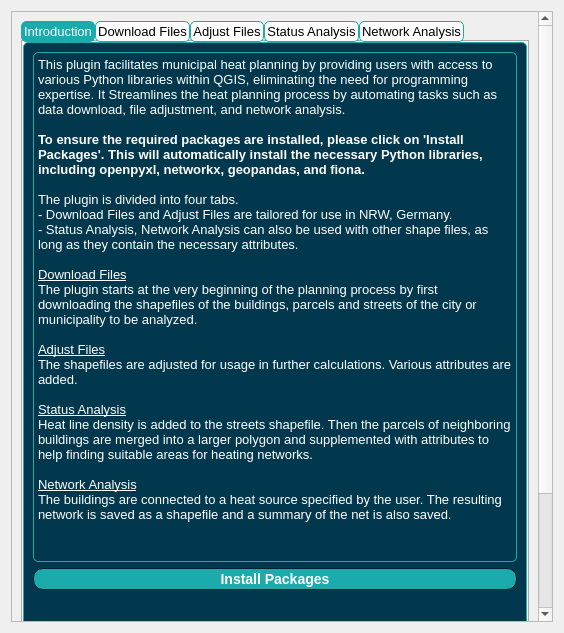
Before: the Qt Designer form F-Heat_QGIS/heat_net_tool_dialog_base.ui in hydromac/F-Heat_dev, drawn with Qt 5.
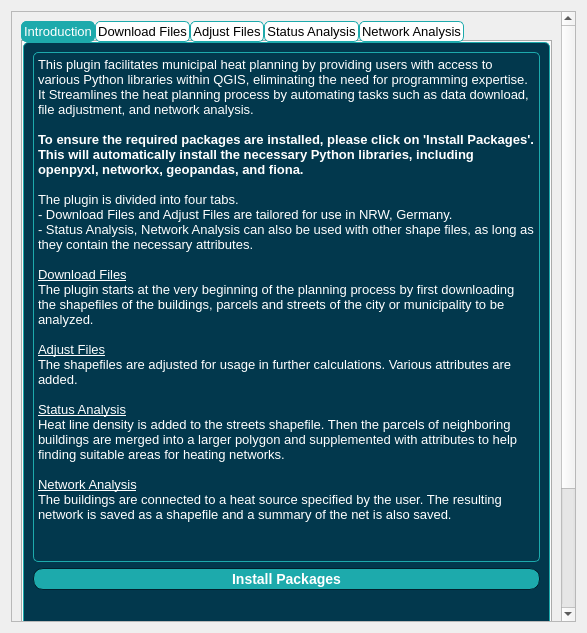
After: the same form once the commit is applied. Custom widgets are drawn as their Qt base class.

Diff of the .ui file:
```diff
--- a/F-Heat_QGIS/heat_net_tool_dialog_base.ui
+++ b/F-Heat_QGIS/heat_net_tool_dialog_base.ui
@@ -6,7 +6,7 @@
    <rect>
     <x>0</x>
     <y>0</y>
-    <width>564</width>
+    <width>587</width>
     <height>633</height>
    </rect>
   </property>
@@ -82,7 +82,7 @@
        <rect>
         <x>0</x>
         <y>0</y>
-        <width>521</width>
+        <width>544</width>
         <height>838</height>
        </rect>
       </property>
@@ -143,6 +143,8 @@
     border: 1px solid rgb(29, 170, 172);
     border-radius: 5px;
     padding: 0px;
+	font-family: Arial;
+    font-size: 14px;
 }
 
 QPushButton {
@@ -218,7 +220,7 @@
     background-color: rgb(255, 255, 255); /* Hintergrundfarbe */
     color: rgb(0, 0, 0); /* Textfarbe */
     font-family: Arial; /* Schriftart */
-    font-size: 10px; /* Schriftgröße */
+    font-size: 14px; /* Schriftgröße */
     border: 1px solid rgb(29, 170, 172); /* Rahmenfarbe */
     border-radius: 3px; /* Abgerundete Ecken */
     padding: 0px; /* Innenabstand */
```
Left out of the diff: 24 changed lines with no effect on the pictures.
